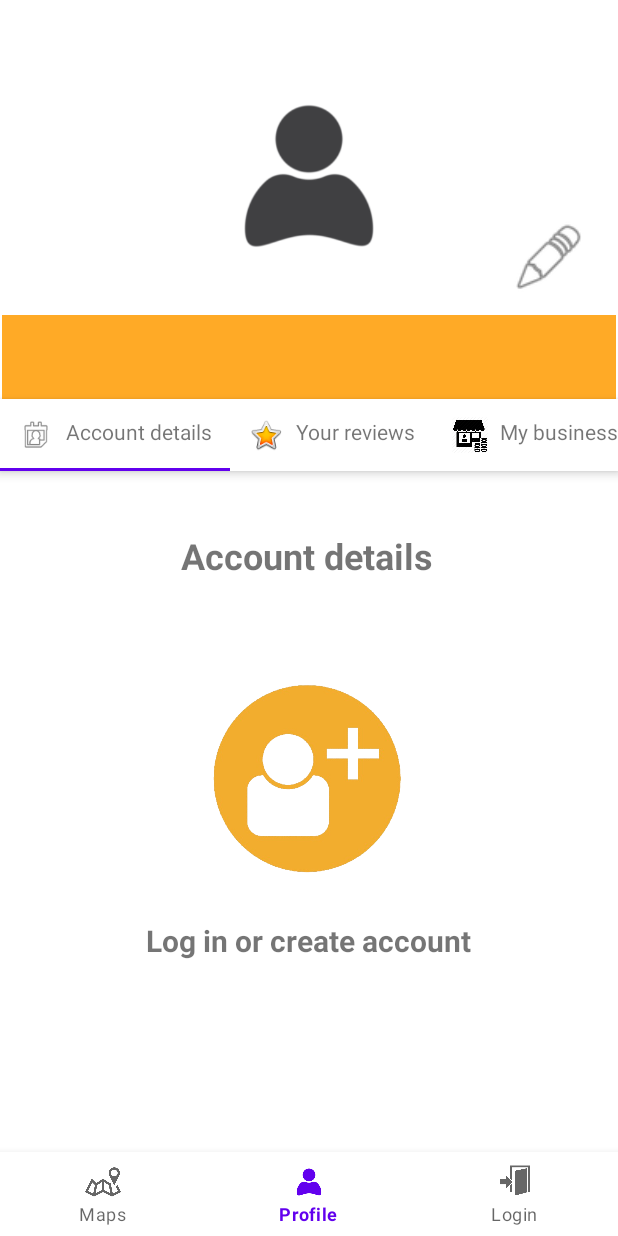
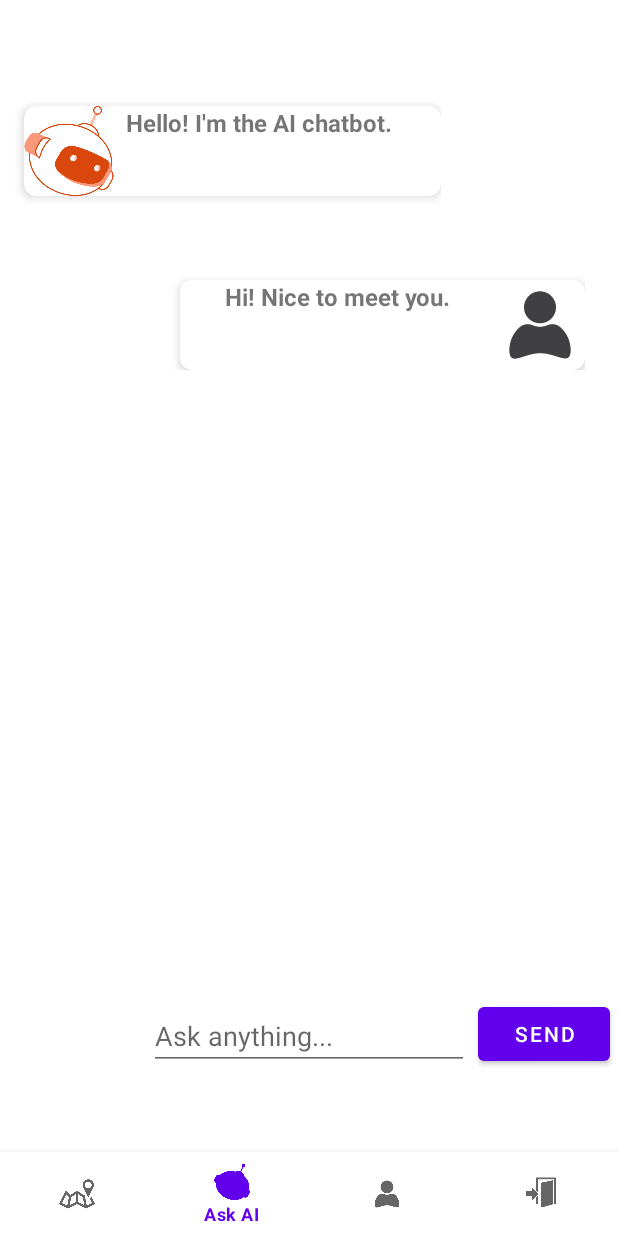
Before and after one commit to FilipKostic1999/HotdogExpres, an Android app: the screen it shows after launch (MainActivity), item 2 of the bottom bar chosen, on a phone screen of 412 x 824 dp. Run offline under Robolectric (Android 15) with nearby library versions, the phone set to English and light mode, and no system bars; our stand-ins replace Firebase (no records; nobody signed in at launch, a user with empty details on screens opened directly), Picasso.

Commit message:
"integrating chatbot"

```diff
--- /dev/null
+++ b/app/src/main/java/com/example/hotdogexpres/AIfragment.kt
@@ -0,0 +1,107 @@
+package com.example.hotdogexpres
+
+import android.os.Bundle
+import androidx.fragment.app.Fragment
+import android.view.LayoutInflater
+import android.view.View
+import android.view.ViewGroup
+import android.widget.Button
+import android.widget.TextView
+import android.widget.Toast
+import androidx.recyclerview.widget.LinearLayoutManager
+import androidx.recyclerview.widget.RecyclerView
+import com.example.hotdogexpres.adapters.MessagesAdapter
+import com.example.hotdogexpres.classes.messages
+import com.google.firebase.auth.FirebaseAuth
+import com.google.firebase.auth.ktx.auth
+import com.google.firebase.firestore.FirebaseFirestore
+import com.google.firebase.firestore.ktx.firestore
+import com.google.firebase.ktx.Firebase
+
+
+class AIfragment : Fragment() {
+
+
+
+    lateinit var askAnythingEt: TextView
+    lateinit var sendBtn: Button
+
+
+    private lateinit var auth: FirebaseAuth
+    lateinit var database : FirebaseFirestore
+
+
+    private lateinit var recyclerView: RecyclerView
+    private lateinit var adapter: MessagesAdapter
+
+
+
+
+    override fun onCreateView(
+        inflater: LayoutInflater, container: ViewGroup?,
+        savedInstanceState: Bundle?
+    ): View? {
+        // Inflate the layout for this fragment
+        return inflater.inflate(R.layout.fragment_a_ifragment, container, false)
+    }
+
+
+
+
+
+    override fun onViewCreated(view: View, savedInstanceState: Bundle?) {
+        super.onViewCreated(view, savedInstanceState)
+
+
+
+        askAnythingEt = view.findViewById(R.id.askAnythingEt)
+        sendBtn = view.findViewById(R.id.sendBtn)
+
+
+        database = Firebase.firestore
+        auth = Firebase.auth
+        val user = auth.currentUser
+
+
+        // Initialize the RecyclerView
+        recyclerView = view.findViewById(R.id.chatRecyclerView)
+
+        // Create a list of messages with sample data
+        val messagesList = listOf(
+            messages("1", "Hello! I'm the AI chatbot.", "", ""),
+            messages("2", "Hi! Nice to meet you.", "", "")
+            // Add more sample messages as needed
+        )
+
+        // Initialize the adapter with the list of messages
+        adapter = MessagesAdapter(messagesList)
+
+        // Set the adapter to the RecyclerView
+        recyclerView.layoutManager = LinearLayoutManager(requireContext())
+        recyclerView.adapter = adapter
+
+        sendBtn.setOnClickListener {
+
+            sendMessage()
+
+
+        }
+
+
+    }
+
+
+
+
+
+    fun sendMessage() {
+
+
+
+
+    }
+
+
+
+
+}
--- a/app/src/main/java/com/example/hotdogexpres/MainActivity.kt
+++ b/app/src/main/java/com/example/hotdogexpres/MainActivity.kt
@@ -23,6 +23,11 @@ class MainActivity : AppCompatActivity() {
                 R.id.nav_map -> {
                     replaceFragment(MapsFragment())
                     setActivityBackgroundColor(R.color.orange)
+                    true
+                }
+                R.id.nav_AI -> {
+                    replaceFragment(AIfragment())
+                    setActivityBackgroundColor(R.color.white)
                     true
                 }
                 R.id.nav_profile -> {
--- a/app/src/main/java/com/example/hotdogexpres/MapsFragment.kt
+++ b/app/src/main/java/com/example/hotdogexpres/MapsFragment.kt
@@ -865,6 +865,7 @@ class MapsFragment : Fragment(), reviewAdapter.OnViewClickListener, menuItemAdap
                             // Document added successfully
                             Toast.makeText(requireContext(), "Review saved!", Toast.LENGTH_SHORT)
                                 .show()
+                            getReviews()
                         }
                         .addOnFailureListener { e ->
                             // Error adding document
--- /dev/null
+++ b/app/src/main/java/com/example/hotdogexpres/adapters/messagesAdapter.kt
@@ -0,0 +1,56 @@
+package com.example.hotdogexpres.adapters
+
+import android.view.LayoutInflater
+import android.view.View
+import android.view.ViewGroup
+import android.widget.ImageView
+import android.widget.TextView
+import androidx.recyclerview.widget.RecyclerView
+import com.example.hotdogexpres.R
+import com.example.hotdogexpres.classes.messages
+
+class MessagesAdapter(private val messages: List<messages>) :
+    RecyclerView.Adapter<MessagesAdapter.MessageViewHolder>() {
+
+    override fun onCreateViewHolder(parent: ViewGroup, viewType: Int): MessageViewHolder {
+        val view = LayoutInflater.from(parent.context)
+            .inflate(R.layout.chat_item, parent, false)
+        return MessageViewHolder(view)
+    }
+
+    override fun onBindViewHolder(holder: MessageViewHolder, position: Int) {
+        val message = messages[position]
+        holder.bind(message)
+    }
+
+    override fun getItemCount(): Int {
+        return messages.size
+    }
+
+    inner class MessageViewHolder(itemView: View) : RecyclerView.ViewHolder(itemView) {
+        private val messageTxt1: TextView = itemView.findViewById(R.id.messageTxt1)
+        private val messageTxt2: TextView = itemView.findViewById(R.id.messageTxt2)
+        private val image1: ImageView = itemView.findViewById(R.id.chatImg1)
+        private val image2: ImageView = itemView.findViewById(R.id.chatImg2)
+
+        fun bind(message: messages) {
+
+            if (message.userId.toInt() == 1) {
+                messageTxt1.text = message.text
+                image1.setImageResource(R.drawable.chatbot_img)
+
+                image2.visibility = View.GONE
+                messageTxt2.visibility = View.GONE
+
+            } else if (message.userId.toInt() == 2) {
+                messageTxt2.text = message.text
+                image2.setImageResource(R.drawable.user_img)
+
+                image1.visibility = View.GONE
+                messageTxt1.visibility = View.GONE
+            }
+
+
+        }
+    }
+}
--- /dev/null
+++ b/app/src/main/java/com/example/hotdogexpres/classes/messages.kt
@@ -0,0 +1,5 @@
+package com.example.hotdogexpres.classes
+
+class messages(var userId: String = "", var text: String = "",
+    var imageUrl: String = "", var messageOrder: String = "") {
+}
--- /dev/null
+++ b/app/src/main/res/layout/chat_item.xml
@@ -0,0 +1,102 @@
+<?xml version="1.0" encoding="utf-8"?>
+<androidx.constraintlayout.widget.ConstraintLayout xmlns:android="http://schemas.android.com/apk/res/android"
+    xmlns:tools="http://schemas.android.com/tools"
+    android:layout_width="wrap_content"
+    android:layout_height="wrap_content"
+    xmlns:app="http://schemas.android.com/apk/res-auto"
+    android:background="@color/white">
+
+    <!-- First CardView -->
+    <androidx.cardview.widget.CardView
+        android:id="@+id/cardView1"
+        android:layout_width="wrap_content"
+        android:layout_height="wrap_content"
+        android:layout_marginStart="16dp"
+        android:layout_marginTop="16dp"
+        app:cardCornerRadius="8dp"
+        app:cardElevation="4dp"
+        app:layout_constraintStart_toStartOf="parent"
+        app:layout_constraintTop_toTopOf="parent">
+
+        <androidx.constraintlayout.widget.ConstraintLayout
+            android:layout_width="match_parent"
+            android:layout_height="wrap_content"
+            android:id="@+id/cons1">
+
+
+        <ImageView
+            android:id="@+id/chatImg1"
+            android:layout_width="60dp"
+            android:layout_height="60dp"
+            app:layout_constraintStart_toStartOf="@+id/cons1"
+            app:layout_constraintTop_toTopOf="@+id/cons1"
+            app:srcCompat="@drawable/chatbot_img" />
+
+            <TextView
+                android:id="@+id/messageTxt1"
+                android:layout_width="180dp"
+                android:layout_height="wrap_content"
+                android:layout_marginStart="8dp"
+                android:text="Message text"
+                android:textSize="16dp"
+                android:textStyle="bold"
+                android:layout_marginEnd="30dp"
+                app:layout_constraintEnd_toEndOf="parent"
+                app:layout_constraintHorizontal_bias="0.0"
+                app:layout_constraintStart_toEndOf="@+id/chatImg1"
+                app:layout_constraintTop_toTopOf="@+id/chatImg1" />
+
+        </androidx.constraintlayout.widget.ConstraintLayout>
+
+
+    </androidx.cardview.widget.CardView>
+
+    <!-- Second CardView -->
+    <androidx.cardview.widget.CardView
+        android:id="@+id/cardView2"
+        android:layout_width="wrap_content"
+        android:layout_height="wrap_content"
+        android:layout_marginTop="20dp"
+        android:layout_marginStart="120dp"
+        app:cardCornerRadius="8dp"
+        app:cardElevation="4dp"
+        app:layout_constraintEnd_toEndOf="parent"
+        app:layout_constraintHorizontal_bias="0.0"
+        app:layout_constraintStart_toStartOf="parent"
+        app:layout_constraintTop_toBottomOf="@id/cardView1">
+
+
+        <androidx.constraintlayout.widget.ConstraintLayout
+            android:id="@+id/cons2"
+            android:layout_width="wrap_content"
+            android:layout_height="wrap_content">
+
+
+            <ImageView
+                android:id="@+id/chatImg2"
+                android:layout_width="60dp"
+                android:layout_height="60dp"
+                app:layout_constraintEnd_toEndOf="parent"
+                app:layout_constraintTop_toTopOf="parent"
+                app:srcCompat="@drawable/user_img" />
+
+            <TextView
+                android:id="@+id/messageTxt2"
+                android:layout_width="180dp"
+                android:layout_height="wrap_content"
+                android:layout_marginStart="30dp"
+                android:text="Message tex"
+                android:textSize="16dp"
+                android:textStyle="bold"
+                app:layout_constraintEnd_toStartOf="@+id/chatImg2"
+                app:layout_constraintHorizontal_bias="0.0"
+                app:layout_constraintStart_toStartOf="parent"
+                app:layout_constraintTop_toTopOf="parent" />
+
+        </androidx.constraintlayout.widget.ConstraintLayout>
+
+
+    </androidx.cardview.widget.CardView>
+
+
+</androidx.constraintlayout.widget.ConstraintLayout>
--- /dev/null
+++ b/app/src/main/res/layout/fragment_a_ifragment.xml
@@ -0,0 +1,38 @@
+<?xml version="1.0" encoding="utf-8"?>
+<androidx.constraintlayout.widget.ConstraintLayout
+    xmlns:android="http://schemas.android.com/apk/res/android"
+    xmlns:app="http://schemas.android.com/apk/res-auto"
+    xmlns:tools="http://schemas.android.com/tools"
+    android:layout_width="match_parent"
+    android:background="@color/white"
+    android:layout_height="match_parent">
+
+
+    <androidx.recyclerview.widget.RecyclerView
+        android:id="@+id/chatRecyclerView"
+        android:layout_width="match_parent"
+        android:layout_height="wrap_content"
+        app:layout_constraintEnd_toEndOf="parent"
+        app:layout_constraintStart_toStartOf="parent"
+        app:layout_constraintTop_toTopOf="parent" />
+
+    <EditText
+        android:id="@+id/askAnythingEt"
+        android:layout_width="wrap_content"
+        android:layout_height="wrap_content"
+        android:ems="10"
+        android:inputType="text"
+        android:hint="Ask anything..."
+        app:layout_constraintBottom_toBottomOf="parent"
+        app:layout_constraintEnd_toEndOf="parent"
+        app:layout_constraintStart_toStartOf="parent" />
+
+    <Button
+        android:id="@+id/sendBtn"
+        android:layout_width="wrap_content"
+        android:layout_height="wrap_content"
+        android:text="Send"
+        app:layout_constraintBottom_toBottomOf="parent"
+        app:layout_constraintEnd_toEndOf="parent"
+        app:layout_constraintStart_toEndOf="@+id/askAnythingEt" />
+</androidx.constraintlayout.widget.ConstraintLayout>
--- a/app/src/main/res/layout/fragment_maps.xml
+++ b/app/src/main/res/layout/fragment_maps.xml
@@ -5,6 +5,10 @@
     xmlns:tools="http://schemas.android.com/tools"
     android:layout_width="match_parent"
     android:layout_height="match_parent">
+
+
+
+
 
     <com.google.android.gms.maps.MapView
         android:id="@+id/mapView"
@@ -66,7 +70,7 @@
 
             <TextView
                 android:id="@+id/textViewFastFoodName"
-                android:layout_width="224dp"
+                android:layout_width="wrap_content"
                 android:layout_height="38dp"
                 android:layout_marginStart="68dp"
                 android:layout_marginTop="12dp"
@@ -235,33 +239,21 @@
         android:id="@+id/textView"
         android:layout_width="282dp"
         android:layout_height="56dp"
-        android:layout_marginStart="24dp"
         android:layout_marginTop="4dp"
         android:text="Find fastfood nearby"
         android:textAlignment="center"
         android:textSize="28dp"
         android:textStyle="bold"
+        app:layout_constraintEnd_toEndOf="parent"
         app:layout_constraintStart_toStartOf="parent"
         app:layout_constraintTop_toTopOf="parent" />
 
-
-
-
-    <ImageView
-        android:id="@+id/imageView3"
-        android:layout_width="68dp"
-        android:layout_height="60dp"
-        android:layout_marginStart="8dp"
-        android:layout_marginTop="4dp"
-        app:layout_constraintStart_toEndOf="@+id/textView"
-        app:layout_constraintTop_toTopOf="parent"
-        app:srcCompat="@android:drawable/ic_menu_search" />
 
     <ImageView
         android:id="@+id/settingsImg"
         android:layout_width="48dp"
         android:layout_height="38dp"
-        android:layout_marginStart="60dp"
+        android:layout_marginStart="72dp"
         android:layout_marginTop="260dp"
         app:layout_constraintStart_toStartOf="@+id/mapView"
         app:layout_constraintTop_toTopOf="@+id/mapView"
--- a/app/src/main/res/menu/bottom_nav_menu.xml
+++ b/app/src/main/res/menu/bottom_nav_menu.xml
@@ -5,6 +5,11 @@
         android:id="@+id/nav_map"
         android:icon="@drawable/maps_icon"
         android:title="Maps" />
+
+    <item
+        android:id="@+id/nav_AI"
+        android:icon="@drawable/chatbot_img"
+        android:title="Ask AI" />
 
     <item
         android:id="@+id/nav_profile"
--- a/app/src/main/res/values/strings.xml
+++ b/app/src/main/res/values/strings.xml
@@ -1,4 +1,6 @@
 <resources>
     <string name="app_name">HotdogExpres</string>
     <string name="google_maps_key">AIzaSyD7cJy_iInuzFtyuQ1oLaa1onDz0nvEiig</string>
+    <!-- TODO: Remove or change this placeholder text -->
+    <string name="hello_blank_fragment">Hello blank fragment</string>
 </resources>
```
Also changed, not shown: app/src/main/res/drawable/chatbot_img.png (added).
